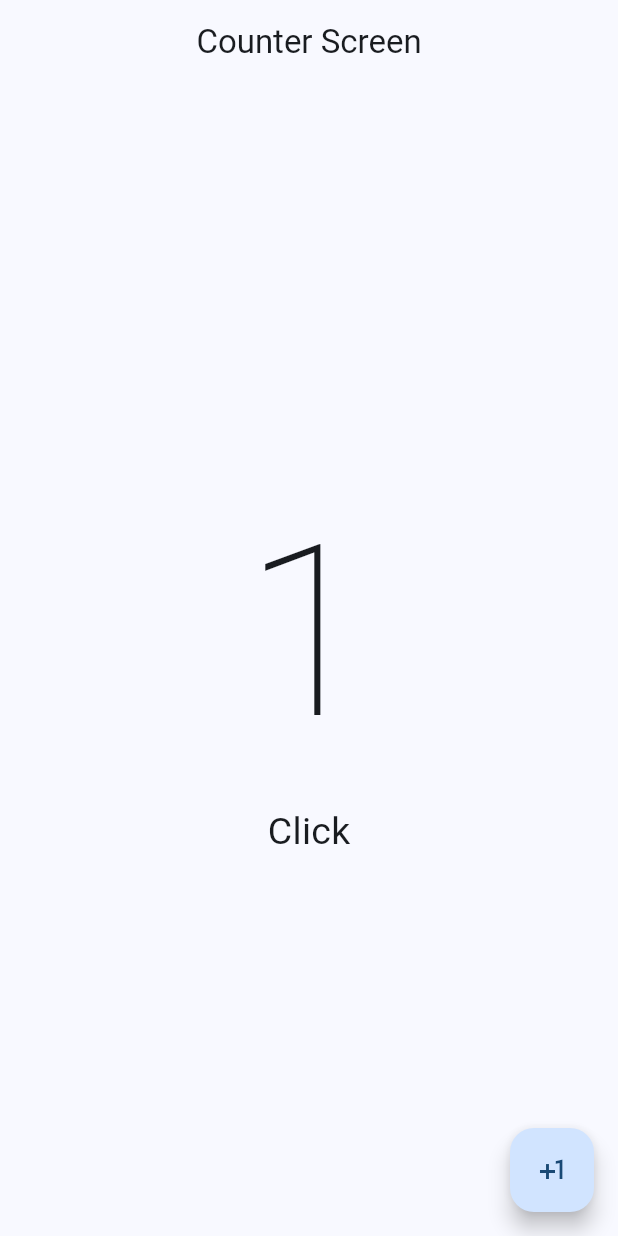
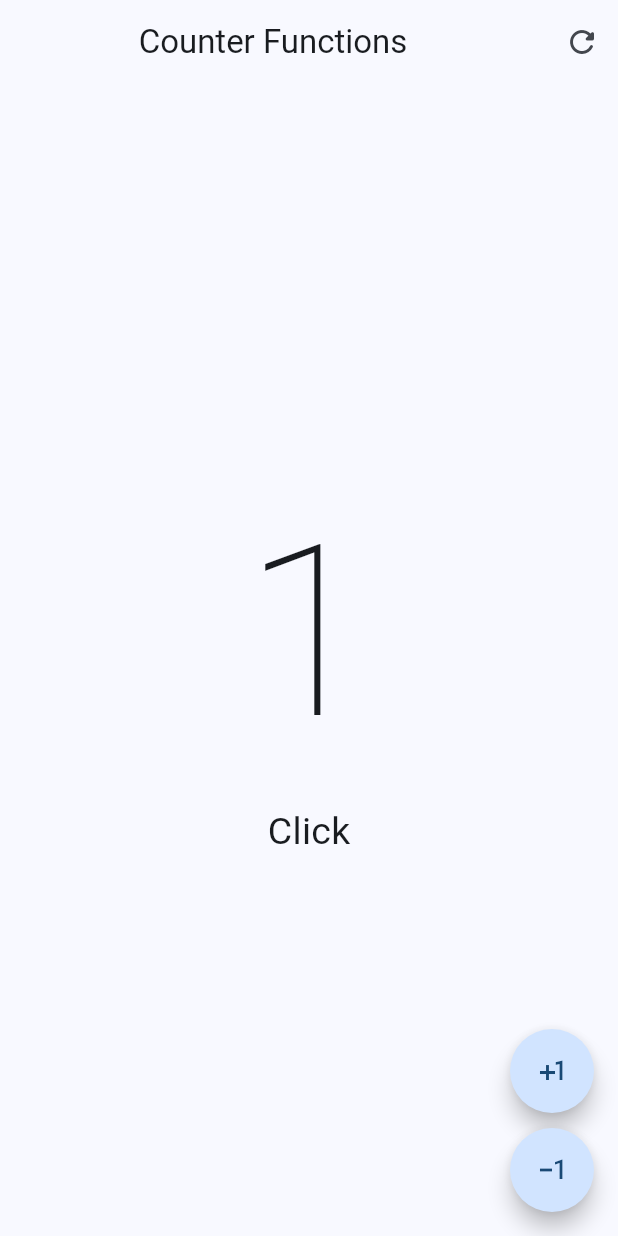
Before and after one commit to fisico-alienado/counter-app-flutter, a Flutter app: the screen it shows after launch, after a tap on the "plus one" icon, on a phone screen of 412 x 824 dp. Run offline on Flutter 3.47's test engine with Material 2 defaults, Android fonts, the phone set to English and light mode, and no system bars.

Commit message:
AppBar y acciones

```diff
--- a/lib/main.dart
+++ b/lib/main.dart
@@ -1,4 +1,5 @@
 import 'package:flutter/material.dart';
+import 'package:flutter_application_1/presentation/screens/counters/counter_functions_screen.dart';
 import 'package:flutter_application_1/presentation/screens/counters/counter_screen.dart';
 
 void main() {
@@ -11,11 +12,12 @@ class MyApp extends StatelessWidget {
   @override
   Widget build(BuildContext context) {
     return MaterialApp(
-        debugShowCheckedModeBanner: false, // quita la etiqueta "Debug" que aparece en la esquina superior derecha
-        theme: ThemeData(
-          useMaterial3: true, // los widgets lucen como en Material 3
-          colorSchemeSeed: Colors.blue
-        ),
-        home: CounterScreen());
+      debugShowCheckedModeBanner: false, // quita la etiqueta "Debug" que aparece en la esquina superior derecha
+      theme: ThemeData(
+        useMaterial3: true, // los widgets lucen como en Material 3
+        colorSchemeSeed: Colors.blue
+       ),
+       home: const CounterFunctionsScreen()
+    );
   }
 }
--- /dev/null
+++ b/lib/presentation/screens/counters/counter_functions_screen.dart
@@ -0,0 +1,72 @@
+import 'package:flutter/material.dart';
+
+class CounterFunctionsScreen extends StatefulWidget {
+  const CounterFunctionsScreen({super.key});
+
+  @override
+  State<CounterFunctionsScreen> createState() => _CounterFunctionsScreenState();
+}
+
+class _CounterFunctionsScreenState extends State<CounterFunctionsScreen> {
+
+  int clickCounter = 0;
+
+  @override
+  Widget build(BuildContext context) {
+    return Scaffold(
+        appBar: AppBar(
+          title: const Center(child: Text('Counter Functions')),
+          actions: [
+            IconButton(
+              icon: const Icon(Icons.refresh_rounded),
+              onPressed: () {
+                setState(() {
+                  clickCounter = 0;
+                });
+              },
+            ),
+          ],
+        ),
+        body: Center(
+          child: Column(
+            mainAxisAlignment: MainAxisAlignment.center,
+            children: [
+              Text('$clickCounter',
+                  style: const TextStyle(
+                      fontSize: 160, fontWeight: FontWeight.w100)),
+              Text('Click${clickCounter == 1 ? '' : 's'}', style: const TextStyle(fontSize: 25)),
+            ],
+          ),
+        ),
+        floatingActionButton: Column(
+          mainAxisAlignment: MainAxisAlignment.end,
+          children: [
+            FloatingActionButton(
+              shape: const StadiumBorder(),
+              onPressed: () {
+                clickCounter += 1;
+                setState(() {}); // FUNCION QUE ACTUALIZA LOS WIDGETS, QUE REENDERIZA LOS WIDGETS de nuevo
+                // Otra forma valida
+                /*
+                setState(() {
+                  clickCounter += 1;
+                });
+                */
+              },
+              child: const Icon(Icons.plus_one),
+            ),
+            // Para agregar una SEPARACION
+            const SizedBox(height: 10),
+            FloatingActionButton(
+              shape: const StadiumBorder(),
+              onPressed: () {
+                clickCounter -= 1;
+                setState(() {}); // FUNCION QUE ACTUALIZA LOS WIDGETS, QUE REENDERIZA LOS WIDGETS de nuevo
+              },
+              child: const Icon(Icons.exposure_minus_1_outlined),
+            ),
+          ],
+        )
+    );
+  }
+}
```
